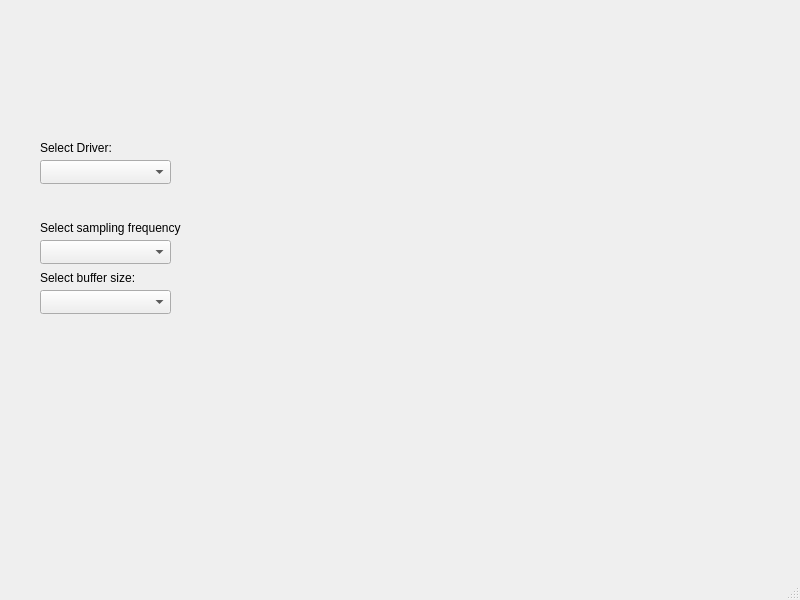
First picture: the form in src/gui/mainwindow.ui, repository FL2137/theDAW, before the edit.
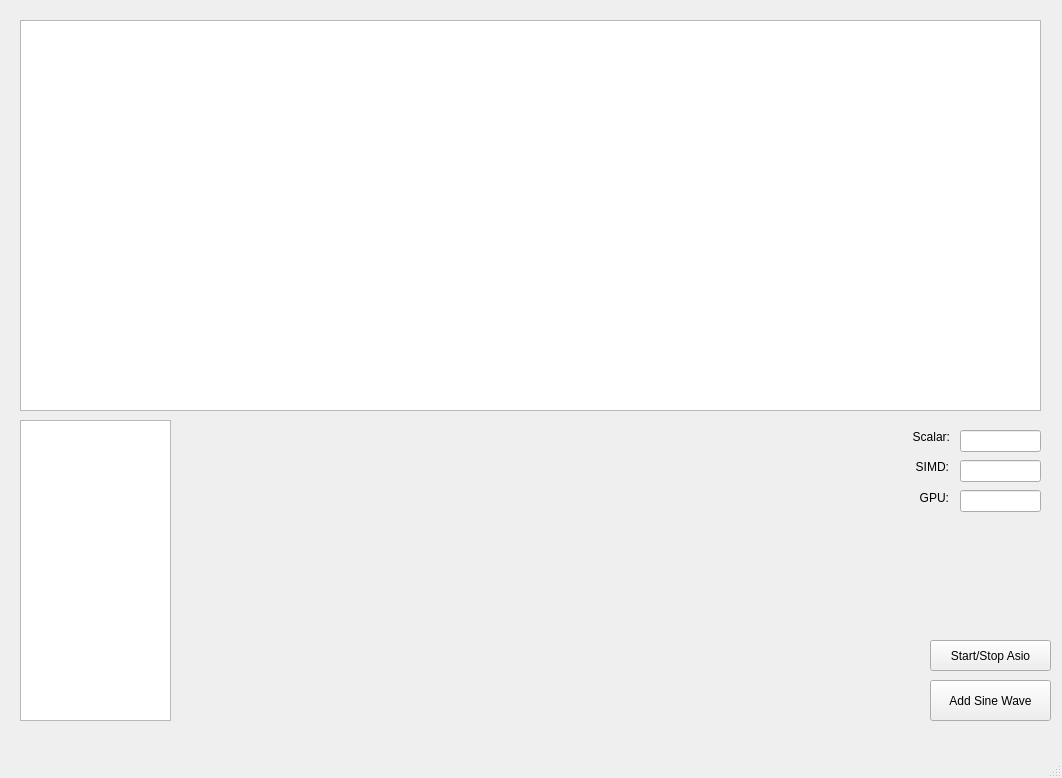
Second picture: the form after the edit.

What changed in the file:
```diff
--- a/src/gui/mainwindow.ui
+++ b/src/gui/mainwindow.ui
@@ -6,81 +6,151 @@
    <rect>
     <x>0</x>
     <y>0</y>
-    <width>800</width>
-    <height>600</height>
+    <width>1062</width>
+    <height>778</height>
    </rect>
   </property>
   <property name="windowTitle">
    <string>MainWindow</string>
   </property>
   <widget class="QWidget" name="centralwidget">
-   <widget class="QComboBox" name="driverCombo">
+   <widget class="QWidget" name="verticalLayoutWidget">
     <property name="geometry">
      <rect>
-      <x>40</x>
-      <y>160</y>
-      <width>131</width>
-      <height>24</height>
+      <x>20</x>
+      <y>20</y>
+      <width>1021</width>
+      <height>391</height>
      </rect>
     </property>
+    <layout class="QVBoxLayout" name="vulkanLayout">
+     <item>
+      <widget class="QGraphicsView" name="graphicsView"/>
+     </item>
+    </layout>
    </widget>
-   <widget class="QLabel" name="selectDriverLabel">
+   <widget class="QPushButton" name="addSineWaveButton">
     <property name="geometry">
      <rect>
-      <x>40</x>
-      <y>140</y>
-      <width>131</width>
-      <height>16</height>
+      <x>930</x>
+      <y>680</y>
+      <width>121</width>
+      <height>41</height>
      </rect>
     </property>
     <property name="text">
-     <string>Select Driver:</string>
+     <string>Add Sine Wave</string>
     </property>
    </widget>
-   <widget class="QComboBox" name="sampleFreqCombo">
+   <widget class="QLineEdit" name="scalarTransLineEdit">
     <property name="geometry">
      <rect>
-      <x>40</x>
-      <y>240</y>
-      <width>131</width>
-      <height>24</height>
+      <x>960</x>
+      <y>430</y>
+      <width>81</width>
+      <height>22</height>
      </rect>
     </property>
    </widget>
-   <widget class="QComboBox" name="bufferSizeCombo">
+   <widget class="QLineEdit" name="simdTransLineEdit">
     <property name="geometry">
      <rect>
-      <x>40</x>
-      <y>290</y>
-      <width>131</width>
-      <height>24</height>
+      <x>960</x>
+      <y>460</y>
+      <width>81</width>
+      <height>22</height>
      </rect>
     </property>
    </widget>
-   <widget class="QLabel" name="label">
+   <widget class="QLineEdit" name="gpuTransLineEdit">
     <property name="geometry">
      <rect>
-      <x>40</x>
-      <y>220</y>
-      <width>141</width>
+      <x>960</x>
+      <y>490</y>
+      <width>81</width>
+      <height>22</height>
+     </rect>
+    </property>
+   </widget>
+   <widget class="QLabel" name="scalarTransLabel">
+    <property name="geometry">
+     <rect>
+      <x>900</x>
+      <y>430</y>
+      <width>50</width>
+      <height>15</height>
+     </rect>
+    </property>
+    <property name="text">
+     <string>Scalar:</string>
+    </property>
+    <property name="alignment">
+     <set>Qt::AlignmentFlag::AlignRight|Qt::AlignmentFlag::AlignTop|Qt::AlignmentFlag::AlignTrailing</set>
+    </property>
+   </widget>
+   <widget class="QLabel" name="gpuTransLabel">
+    <property name="geometry">
+     <rect>
+      <x>900</x>
+      <y>490</y>
+      <width>49</width>
       <height>16</height>
      </rect>
     </property>
     <property name="text">
-     <string>Select sampling frequency:</string>
+     <string>GPU:</string>
     </property>
+    <property name="alignment">
+     <set>Qt::AlignmentFlag::AlignRight|Qt::AlignmentFlag::AlignTrailing|Qt::AlignmentFlag::AlignVCenter</set>
+    </property>
    </widget>
    <widget class="QLabel" name="label_2">
     <property name="geometry">
      <rect>
-      <x>40</x>
-      <y>270</y>
-      <width>131</width>
+      <x>900</x>
+      <y>460</y>
+      <width>49</width>
       <height>16</height>
      </rect>
     </property>
     <property name="text">
-     <string>Select buffer size:</string>
+     <string>SIMD:</string>
+    </property>
+    <property name="alignment">
+     <set>Qt::AlignmentFlag::AlignRight|Qt::AlignmentFlag::AlignTop|Qt::AlignmentFlag::AlignTrailing</set>
+    </property>
+   </widget>
+   <widget class="QPushButton" name="asioButton">
+    <property name="geometry">
+     <rect>
+      <x>930</x>
+      <y>640</y>
+      <width>121</width>
+      <height>31</height>
+     </rect>
+    </property>
+    <property name="text">
+     <string>Start/Stop Asio</string>
+    </property>
+   </widget>
+   <widget class="QListWidget" name="effectsList">
+    <property name="geometry">
+     <rect>
+      <x>20</x>
+      <y>420</y>
+      <width>151</width>
+      <height>301</height>
+     </rect>
+    </property>
+   </widget>
+   <widget class="QWidget" name="effectWidget" native="true">
+    <property name="geometry">
+     <rect>
+      <x>180</x>
+      <y>420</y>
+      <width>581</width>
+      <height>301</height>
+     </rect>
     </property>
    </widget>
   </widget>
```
Left out of the diff: 6 changed lines with no effect on the pictures.
